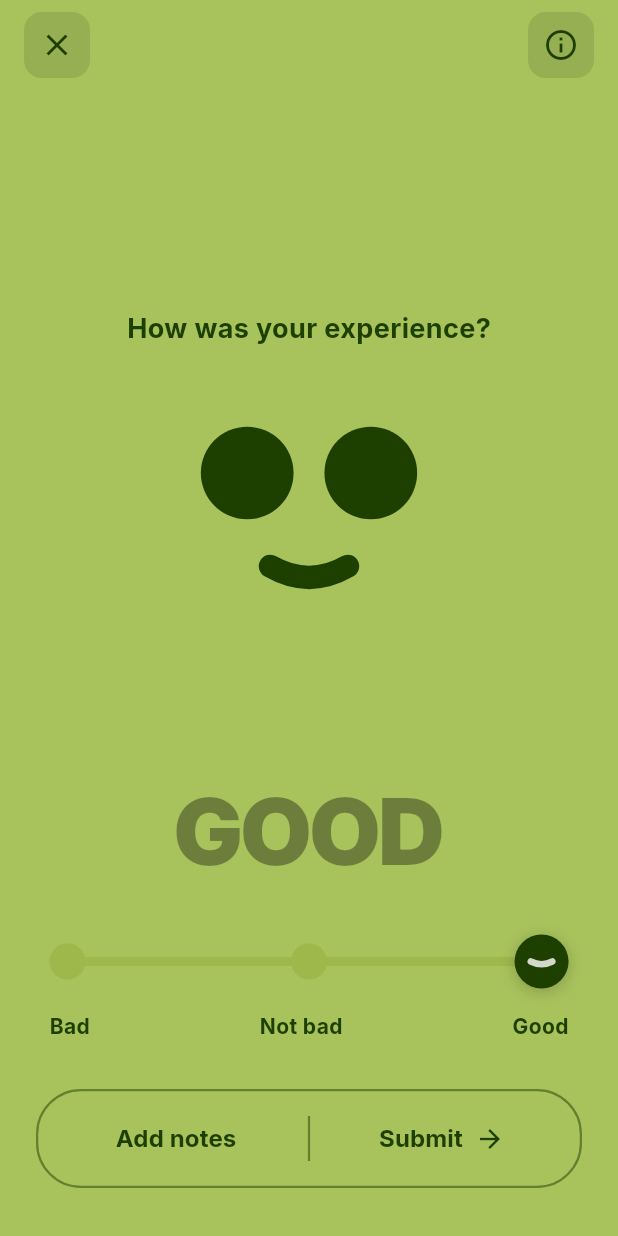
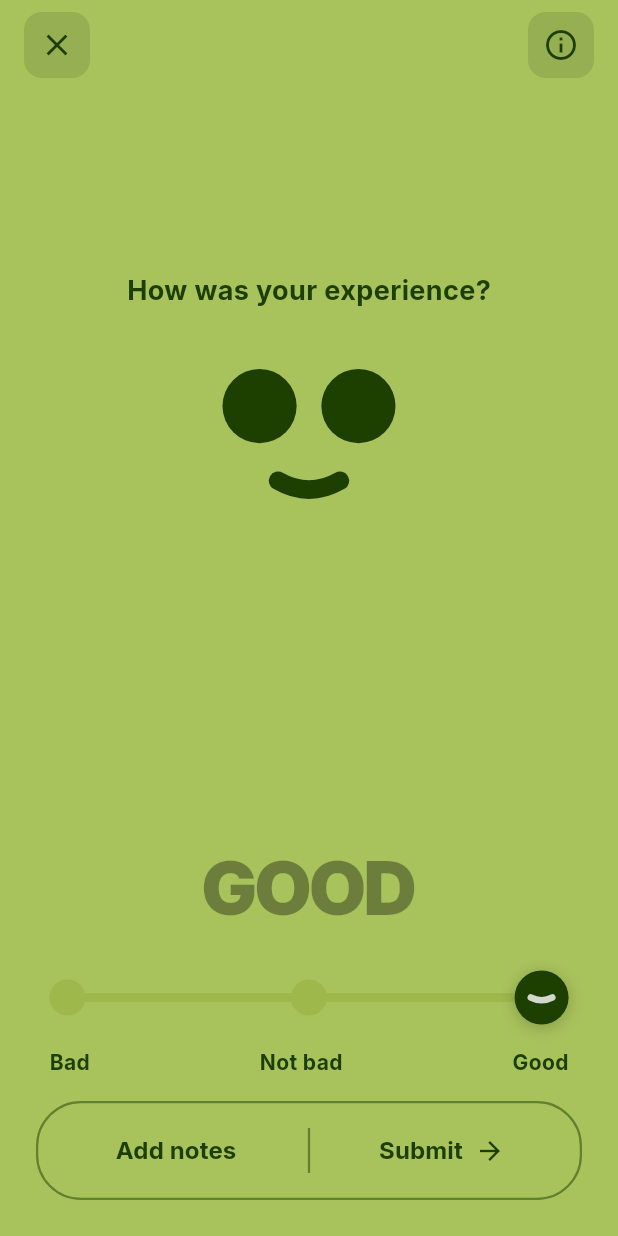
Before and after one commit to Ionic-Errrrs-Code/animated-app-rating-screen, a Flutter app: the screen it shows after launch, on a phone screen of 412 x 824 dp. Run offline on Flutter 3.47's test engine with Material 3 defaults, Android fonts, the phone set to English and light mode, and no system bars; drawn by our look-alikes of flutter_animate; our stand-ins replace google_fonts.

Commit message:
Improve rate experience screen with animations and responsive layout
Co-authored-by: w7core <w7core@gmail.com>

```diff
--- a/lib/screens/rate_experience_screen.dart
+++ b/lib/screens/rate_experience_screen.dart
@@ -5,6 +5,7 @@ import '../widgets/animated_face.dart';
 import '../widgets/animated_text_display.dart';
 import '../widgets/experience_slider.dart';
 import '../widgets/note_input_view.dart';
+import 'package:flutter_animate/flutter_animate.dart';
 
 enum ViewState { rating, note }
 
@@ -49,6 +50,11 @@ class _RateExperienceScreenState extends State<RateExperienceScreen> {
     final screenHeight = MediaQuery.of(context).size.height;
     final screenWidth = MediaQuery.of(context).size.width;
     final isNoteView = _viewState == ViewState.note;
+    final viewInsetsBottom = MediaQuery.of(context).viewInsets.bottom;
+    final keyboardVisible = viewInsetsBottom > 0.0;
+    final minTop = MediaQuery.of(context).padding.top + 64;
+    final desiredTop = keyboardVisible ? screenHeight * 0.1 : screenHeight * 0.22;
+    final topOffset = desiredTop < minTop ? minTop : desiredTop;
 
     return ValueListenableBuilder<double>(
       valueListenable: _percentage,
@@ -70,7 +76,7 @@ class _RateExperienceScreenState extends State<RateExperienceScreen> {
                   AnimatedPositioned(
                     duration: const Duration(milliseconds: 400),
                     curve: Curves.easeInOut,
-                    top: screenHeight * 0.25,
+                    top: topOffset,
                     left: 0,
                     right: 0,
                     child: Column(
@@ -87,11 +93,11 @@ class _RateExperienceScreenState extends State<RateExperienceScreen> {
                             ),
                           ),
                         ),
-                        const SizedBox(height: 24),
+                        const SizedBox(height: 16),
                         AnimatedFace(
                           percentage: value,
                           darkColor: darkColor,
-                          faceSize: Size(screenWidth * 0.5, screenHeight * 0.2),
+                          faceSize: Size(screenWidth * 0.4, screenHeight * 0.16),
                         ),
                       ],
                     ),
@@ -114,8 +120,8 @@ class _RateExperienceScreenState extends State<RateExperienceScreen> {
                                   darkColor: darkColor,
                                   focusNode: _noteFocusNode,
                                   onSubmit: () {},
-                                ),
-                                const SizedBox(height: 20),
+                                ).animate(key: const ValueKey('note_anim')).fadeIn(duration: 250.ms, curve: Curves.easeOut).slideY(begin: 0.08, end: 0, duration: 300.ms, curve: Curves.easeOutCubic),
+                                const SizedBox(height: 24),
                               ],
                             ),
                           )
@@ -123,21 +129,24 @@ class _RateExperienceScreenState extends State<RateExperienceScreen> {
                             key: const ValueKey('rating_view'),
                             mainAxisAlignment: MainAxisAlignment.end,
                             children: [
-                              AnimatedTextDisplay(percentage: value),
-                              const SizedBox(height: 32),
+                              AnimatedTextDisplay(percentage: value)
+                                  .animate(key: const ValueKey('text_anim'))
+                                  .fadeIn(duration: 200.ms)
+                                  .slideY(begin: 0.05, end: 0, duration: 250.ms),
+                              const SizedBox(height: 24),
                               ExperienceSlider(
                                 darkColor: darkColor,
                                 sliderColor: colors['slider']!,
                                 initialValue: value,
                                 onChanged: (p) => _percentage.value = p,
-                              ),
-                              const SizedBox(height: 32),
+                              ).animate(key: const ValueKey('slider_anim')).fadeIn(duration: 220.ms).slideY(begin: 0.05, end: 0, duration: 260.ms),
+                              const SizedBox(height: 16),
                               ActionButtons(
                                 color: darkColor,
                                 onAddNote: _switchToNoteView,
                                 onSubmit: () {},
-                              ),
-                              const SizedBox(height: 32),
+                              ).animate(key: const ValueKey('buttons_anim')).fadeIn(duration: 240.ms).slideY(begin: 0.04, end: 0, duration: 280.ms),
+                              const SizedBox(height: 24),
                             ],
                           ),
                   ),
--- a/lib/widgets/animated_text_display.dart
+++ b/lib/widgets/animated_text_display.dart
@@ -10,7 +10,7 @@ class AnimatedTextDisplay extends StatelessWidget {
   @override
   Widget build(BuildContext context) {
     final screenWidth = MediaQuery.of(context).size.width;
-    final fontSize = screenWidth * 0.15;
+    final fontSize = screenWidth * 0.12;
 
     final badPosition = _calculateBadPosition(percentage, screenWidth);
     final notBadPosition = _calculateNotBadPosition(percentage, screenWidth);
--- a/pubspec.yaml
+++ b/pubspec.yaml
@@ -11,6 +11,7 @@ dependencies:
     sdk: flutter
   cupertino_icons: ^1.0.8
   google_fonts: ^6.1.0
+  flutter_animate: ^4.5.0
 
 dev_dependencies:
   flutter_test:
```
